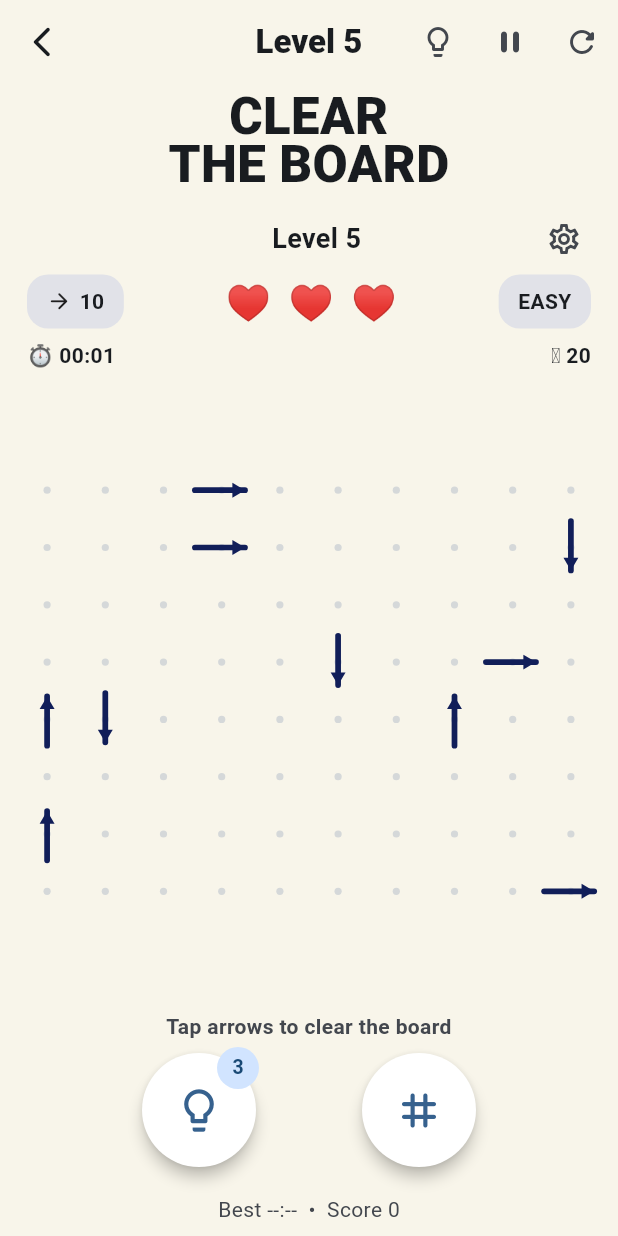
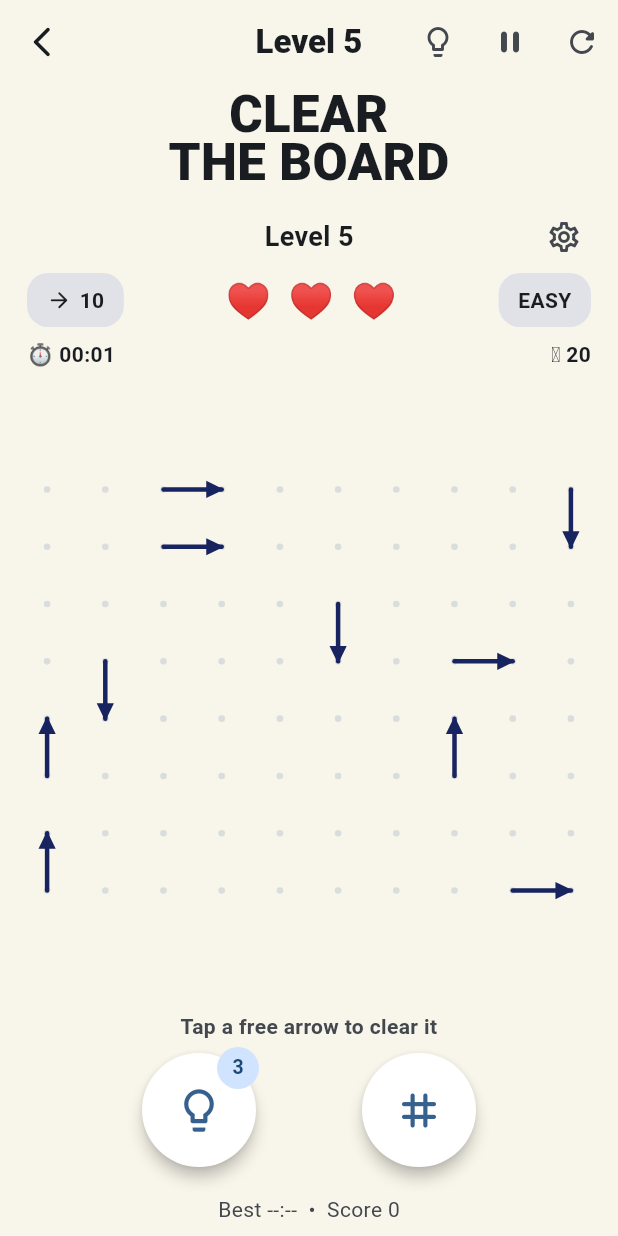
Before and after one commit to thegkexpert662-afk/arrogame1, a Flutter app: the screen it shows after launch, after a tap on "Daily Reward", after a tap on "Daily Challenge", on a phone screen of 412 x 824 dp. Run offline on Flutter 3.47's test engine with Material 3 defaults, Android fonts, the phone set to English and light mode, and no system bars; our stand-ins replace google_mobile_ads, shared_preferences.

Commit message:
feat: render reference-style bent arrow paths and tap-to-clear board

```diff
--- a/lib/screens/arrow_game_screen.dart
+++ b/lib/screens/arrow_game_screen.dart
@@ -27,7 +27,6 @@ class _ArrowGameScreenState extends State<ArrowGameScreen>
   late List<GridPoint> _solution;
   final Set<GridPoint> _cleared = <GridPoint>{};
   final Set<GridPoint> _hintPath = <GridPoint>{};
-
   Timer? _timer;
   int _seconds = 0;
   int _moves = 0;
@@ -37,13 +36,13 @@ class _ArrowGameScreenState extends State<ArrowGameScreen>
   int? _bestTime;
   bool _finished = false;
   bool _paused = false;
-  bool _showFullSolution = false;
   bool _rewardAdLoading = false;
-  String _message = 'Tap arrows to clear the board';
+  String _message = 'Tap a free arrow to clear it';
   late AnimationController _winController;
 
   int get _difficulty => min(10, ((widget.level - 1) ~/ 100) + 1);
-  int get _totalArrows => _puzzle.cells.where((c) => c.arrows.isNotEmpty).length;
+  int get _totalArrows =>
+      _puzzle.cells.where((cell) => cell.arrows.isNotEmpty).length;
   int get _remaining => _totalArrows - _cleared.length;
 
   @override
@@ -85,8 +84,7 @@ class _ArrowGameScreenState extends State<ArrowGameScreen>
     _moves = 0;
     _finished = false;
     _paused = false;
-    _showFullSolution = false;
-    _message = 'Tap arrows to clear the board';
+    _message = 'Tap a free arrow to clear it';
     _winController.reset();
     _timer = Timer.periodic(const Duration(seconds: 1), (_) {
       if (mounted && !_finished && !_paused) {
@@ -133,8 +131,20 @@ class _ArrowGameScreenState extends State<ArrowGameScreen>
           ],
         ),
         actions: [
-          TextButton(onPressed: () { Navigator.pop(context); _restart(); }, child: const Text('REPLAY')),
-          FilledButton(onPressed: () { Navigator.pop(context); Navigator.pop(context); }, child: const Text('LEVELS')),
+          TextButton(
+            onPressed: () {
+              Navigator.pop(context);
+              _restart();
+            },
+            child: const Text('REPLAY'),
+          ),
+          FilledButton(
+            onPressed: () {
+              Navigator.pop(context);
+              Navigator.pop(context);
+            },
+            child: const Text('LEVELS'),
+          ),
         ],
       ),
     );
@@ -148,7 +158,7 @@ class _ArrowGameScreenState extends State<ArrowGameScreen>
     if (!_engine.canClear(_puzzle, point, _cleared)) {
       await _feedback.wrongMove();
       if (!mounted) return;
-      setState(() => _message = '🔒 That arrow is blocked. Clear the arrow in its path first.');
+      setState(() => _message = '🔒 Blocked! Clear the arrow in front first.');
       return;
     }
 
@@ -158,54 +168,18 @@ class _ArrowGameScreenState extends State<ArrowGameScreen>
       _cleared.add(point);
       _hintPath.remove(point);
       _moves++;
-      _message = _remaining <= 1 ? '✨ One more arrow!' : '✓ Cleared! Find the next free arrow';
+      _message = _remaining <= 1
+          ? '✨ One more arrow!'
+          : '✓ Cleared! Find the next free arrow';
     });
 
-    if (_cleared.length >= _totalArrows) {
-      await _completeLevel();
-    }
+    if (_cleared.length >= _totalArrows) await _completeLevel();
   }
 
   bool _consumeHint() {
     if (_freeHints <= 0) return false;
     setState(() => _freeHints--);
     return true;
-  }
-
-  Future<void> _showHintMenu() async {
-    if (_finished || _paused) return;
-    await showModalBottomSheet<void>(
-      context: context,
-      builder: (sheetContext) => SafeArea(
-        child: Wrap(children: [
-          const ListTile(title: Text('💡 Helpful Hints', style: TextStyle(fontWeight: FontWeight.bold))),
-          ListTile(
-            leading: const Icon(Icons.lightbulb_outline),
-            title: const Text('Next free arrow'),
-            subtitle: Text('Free hints: $_freeHints'),
-            onTap: () { Navigator.pop(sheetContext); _nextHint(); },
-          ),
-          ListTile(
-            leading: const Icon(Icons.route),
-            title: const Text('Show clear path'),
-            subtitle: const Text('Highlights a valid clearing order'),
-            onTap: () { Navigator.pop(sheetContext); _pathHint(); },
-          ),
-          ListTile(
-            leading: const Icon(Icons.lightbulb),
-            title: const Text('Full solution'),
-            subtitle: const Text('Costs 5 coins'),
-            onTap: () { Navigator.pop(sheetContext); _fullSolutionHint(); },
-          ),
-          ListTile(
-            leading: const Icon(Icons.ondemand_video),
-            title: const Text('Reward Ad → Hint'),
-            subtitle: const Text('+1 hint after watching the ad'),
-            onTap: () { Navigator.pop(sheetContext); _rewardAdHint(); },
-          ),
-        ]),
-      ),
-    );
   }
 
   void _nextHint() {
@@ -217,7 +191,7 @@ class _ArrowGameScreenState extends State<ArrowGameScreen>
     if (next != null) {
       setState(() {
         _hintPath..clear()..add(next);
-        _message = '💡 Highlighted arrow can be cleared now';
+        _message = '💡 This arrow can be cleared now';
       });
     }
   }
@@ -242,17 +216,19 @@ class _ArrowGameScreenState extends State<ArrowGameScreen>
     }
     setState(() {
       _coins -= 5;
-      _showFullSolution = true;
       _hintPath
         ..clear()
         ..addAll(_solution.where((p) => !_cleared.contains(p)));
-      _message = '💡 Full clearing path highlighted';
+      _message = '💡 Full solution highlighted';
     });
   }
 
   Future<void> _rewardAdHint() async {
     if (_rewardAdLoading) return;
-    setState(() { _rewardAdLoading = true; _message = 'Loading Reward Ad…'; });
+    setState(() {
+      _rewardAdLoading = true;
+      _message = 'Loading Reward Ad…';
+    });
     final shown = await _ads.showRewarded(onReward: (_) {
       if (!mounted) return;
       final next = _solution.where((p) => !_cleared.contains(p)).firstOrNull;
@@ -265,8 +241,48 @@ class _ArrowGameScreenState extends State<ArrowGameScreen>
     if (!mounted) return;
     setState(() {
       _rewardAdLoading = false;
-      if (!shown) _message = 'Reward Ad is not ready. Please try again shortly.';
+      if (!shown) _message = 'Reward Ad is not ready. Try again shortly.';
     });
+  }
+
+  Future<void> _showHintMenu() async {
+    if (_finished || _paused) return;
+    await showModalBottomSheet<void>(
+      context: context,
+      builder: (sheetContext) => SafeArea(
+        child: Wrap(
+          children: [
+            const ListTile(
+              title: Text('💡 Helpful Hints', style: TextStyle(fontWeight: FontWeight.bold)),
+            ),
+            ListTile(
+              leading: const Icon(Icons.lightbulb_outline),
+              title: const Text('Next free arrow'),
+              subtitle: Text('Free hints: $_freeHints'),
+              onTap: () { Navigator.pop(sheetContext); _nextHint(); },
+            ),
+            ListTile(
+              leading: const Icon(Icons.route),
+              title: const Text('Show clear path'),
+              subtitle: const Text('Highlights a valid clearing order'),
+              onTap: () { Navigator.pop(sheetContext); _pathHint(); },
+            ),
+            ListTile(
+              leading: const Icon(Icons.monetization_on_outlined),
+              title: const Text('Full solution'),
+              subtitle: const Text('Costs 5 coins'),
+              onTap: () { Navigator.pop(sheetContext); _fullSolutionHint(); },
+            ),
+            ListTile(
+              leading: const Icon(Icons.ondemand_video),
+              title: const Text('Reward Ad → Hint'),
+              subtitle: const Text('+1 hint after watching the ad'),
+              onTap: () { Navigator.pop(sheetContext); _rewardAdHint(); },
+            ),
+          ],
+        ),
+      ),
+    );
   }
 
   Future<void> _pauseResume() async {
@@ -320,13 +336,15 @@ class _ArrowGameScreenState extends State<ArrowGameScreen>
         ],
       ),
       body: SafeArea(
-        child: Stack(children: [
-          Column(children: [
-            const SizedBox(height: 5),
+        child: Stack(
+          children: [
+            Column(
+              children: [
+                const SizedBox(height: 4),
                 Text('CLEAR\nTHE BOARD', textAlign: TextAlign.center, style: TextStyle(fontSize: 34, height: .95, fontWeight: FontWeight.w900, color: scheme.onSurface)),
                 const SizedBox(height: 10),
                 Row(mainAxisAlignment: MainAxisAlignment.spaceBetween, children: [
-              const SizedBox(width: 70),
+                  const SizedBox(width: 60),
                   Text('Level ${widget.level}', style: const TextStyle(fontSize: 18, fontWeight: FontWeight.w600)),
                   Padding(padding: const EdgeInsets.only(right: 12), child: IconButton(onPressed: _showHintMenu, icon: const Icon(Icons.settings_outlined))),
                 ]),
@@ -353,7 +371,6 @@ class _ArrowGameScreenState extends State<ArrowGameScreen>
                             puzzle: _puzzle,
                             cleared: _cleared,
                             hints: _hintPath,
-                        showFullSolution: _showFullSolution,
                           ),
                           child: GridView.builder(
                             physics: const NeverScrollableScrollPhysics(),
@@ -380,11 +397,13 @@ class _ArrowGameScreenState extends State<ArrowGameScreen>
                   _RoundButton(icon: Icons.grid_3x3_rounded, onTap: _restart),
                 ])),
                 Padding(padding: const EdgeInsets.only(bottom: 8), child: Text('Best ${_bestTime == null ? '--:--' : _formatTime(_bestTime!)}  •  Score $_bestScore', style: TextStyle(color: scheme.onSurfaceVariant))),
-          ]),
+              ],
+            ),
             if (_finished) Positioned.fill(child: IgnorePointer(child: AnimatedBuilder(animation: _winController, builder: (_, __) => Center(child: Transform.scale(scale: 1 + _winController.value * .2, child: Opacity(opacity: 1 - _winController.value * .1, child: const Icon(Icons.celebration, size: 110))))))),
             if (_paused) const Positioned.fill(child: ColoredBox(color: Colors.black26)),
             if (_rewardAdLoading) const Positioned.fill(child: ColoredBox(color: Colors.black12)),
-        ]),
+          ],
+        ),
       ),
     );
   }
@@ -415,48 +434,63 @@ class _RoundButton extends StatelessWidget {
 }
 
 class _ArrowBoardPainter extends CustomPainter {
-  const _ArrowBoardPainter({required this.puzzle, required this.cleared, required this.hints, required this.showFullSolution});
+  const _ArrowBoardPainter({required this.puzzle, required this.cleared, required this.hints});
   final ArrowPuzzle puzzle;
   final Set<GridPoint> cleared;
   final Set<GridPoint> hints;
-  final bool showFullSolution;
 
   @override
   void paint(Canvas canvas, Size size) {
     final cellW = size.width / puzzle.columns;
     final cellH = size.height / puzzle.rows;
-    final dots = Paint()..color = const Color(0xFFD5D8D9);
+    final unit = min(cellW, cellH);
+
+    final dots = Paint()..color = const Color(0xFFD9DDDD);
     for (var r = 0; r < puzzle.rows; r++) {
       for (var c = 0; c < puzzle.columns; c++) {
-        canvas.drawCircle(Offset((c + .5) * cellW, (r + .5) * cellH), 2.4, dots);
+        canvas.drawCircle(Offset((c + .5) * cellW, (r + .5) * cellH), 2.2, dots);
       }
     }
 
     for (final cell in puzzle.cells) {
-      final point = GridPoint(cell.row, cell.col);
-      if (cell.arrows.isEmpty || cleared.contains(point)) continue;
+      if (cell.arrows.isEmpty) continue;
+      final tip = GridPoint(cell.row, cell.col);
+      if (cleared.contains(tip)) continue;
+      final points = puzzle.paths[tip] ?? <GridPoint>[tip];
+      if (points.isEmpty) continue;
+
+      final highlighted = hints.contains(tip);
+      final base = Paint()
+        ..color = highlighted ? const Color(0xFF169BEF) : const Color(0xFF17245F)
+        ..strokeWidth = highlighted ? max(5.0, unit * .105) : max(3.0, unit * .075)
+        ..strokeCap = StrokeCap.round
+        ..strokeJoin = StrokeJoin.round
+        ..style = PaintingStyle.stroke;
+
+      final path = Path();
+      final first = points.first;
+      path.moveTo((first.col + .5) * cellW, (first.row + .5) * cellH);
+      for (final point in points.skip(1)) {
+        path.lineTo((point.col + .5) * cellW, (point.row + .5) * cellH);
+      }
+      canvas.drawPath(path, base);
+
       final direction = cell.arrows.first;
-      final center = Offset((cell.col + .5) * cellW, (cell.row + .5) * cellH);
-      final dx = direction.colDelta * cellW;
-      final dy = direction.rowDelta * cellH;
-      final start = center - Offset(dx * .46, dy * .46);
-      final end = center + Offset(dx * .40, dy * .40);
-      final isHint = hints.contains(point) || showFullSolution && hints.contains(point);
-      final paint = Paint()..color = isHint ? const Color(0xFF1E9BEF) : const Color(0xFF111E59)..strokeWidth = max(3.0, min(cellW, cellH) * .10)..strokeCap = StrokeCap.round..style = PaintingStyle.stroke;
-      if (isHint) paint.strokeWidth = max(4.0, min(cellW, cellH) * .13);
-      canvas.drawLine(start, end, paint);
-      final ux = dx == 0 ? 0.0 : dx.sign;
-      final uy = dy == 0 ? 0.0 : dy.sign;
-      final perp = Offset(-uy, ux);
-      final tip = end;
-      final back = end - Offset(ux, uy) * min(cellW, cellH) * .22;
-      final side = Offset(perp.dx, perp.dy) * min(cellW, cellH) * .13;
-      final path = Path()..moveTo(tip.dx, tip.dy)..lineTo(back.dx + side.dx, back.dy + side.dy)..lineTo(back.dx - side.dx, back.dy - side.dy)..close();
-      final fill = Paint()..color = paint.color..style = PaintingStyle.fill;
-      canvas.drawPath(path, fill);
+      final tipOffset = Offset((tip.col + .5) * cellW, (tip.row + .5) * cellH);
+      final ux = direction.colDelta.toDouble();
+      final uy = direction.rowDelta.toDouble();
+      final back = tipOffset - Offset(ux, uy) * unit * .27;
+      final perp = Offset(-uy, ux) * unit * .15;
+      final arrowHead = Path()
+        ..moveTo(tipOffset.dx + ux * unit * .04, tipOffset.dy + uy * unit * .04)
+        ..lineTo(back.dx + perp.dx, back.dy + perp.dy)
+        ..lineTo(back.dx - perp.dx, back.dy - perp.dy)
+        ..close();
+      canvas.drawPath(arrowHead, Paint()..color = base.color..style = PaintingStyle.fill);
     }
   }
 
   @override
-  bool shouldRepaint(covariant _ArrowBoardPainter oldDelegate) => oldDelegate.cleared != cleared || oldDelegate.hints != hints || oldDelegate.showFullSolution != showFullSolution;
+  bool shouldRepaint(covariant _ArrowBoardPainter oldDelegate) =>
+      oldDelegate.puzzle != puzzle || oldDelegate.cleared != cleared || oldDelegate.hints != hints;
 }
```
Lines whose indentation alone changed are shown as unchanged.
